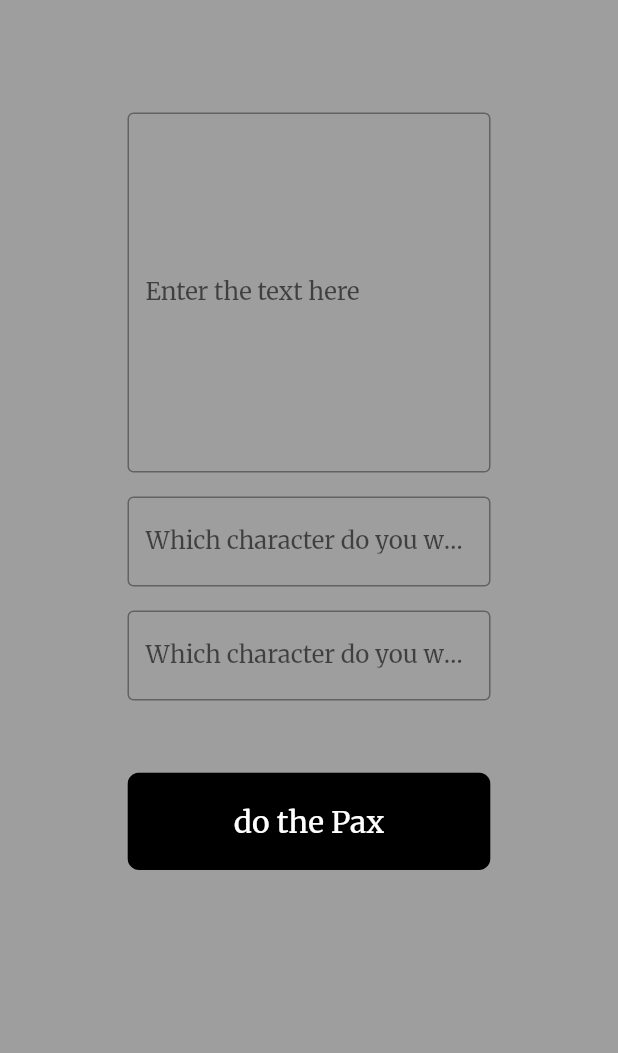
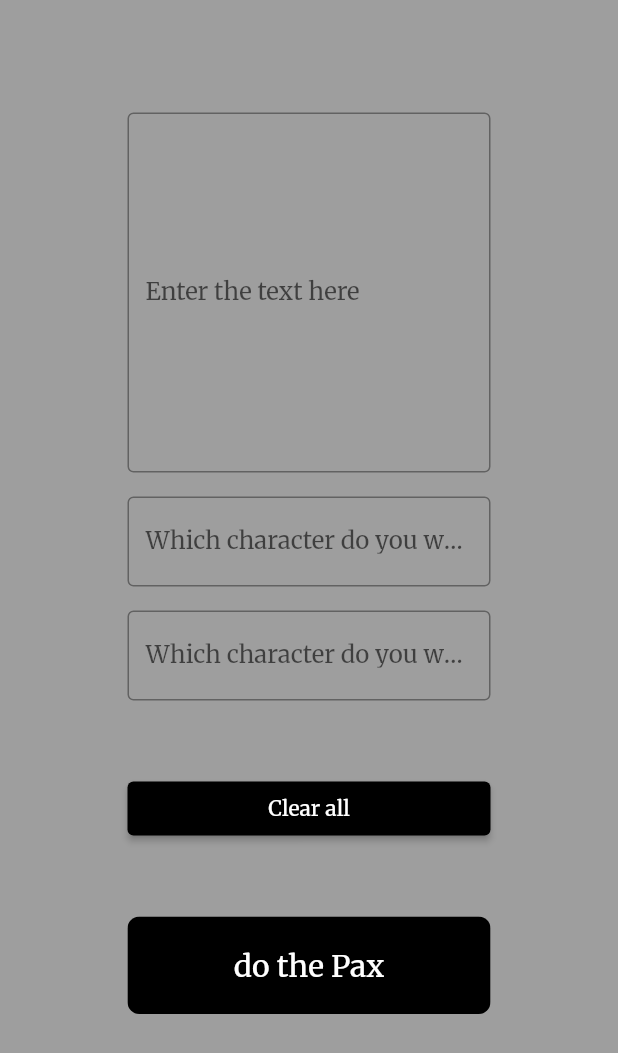
Before and after one commit to radG1t/PaX, a Flutter app: the screen it shows after launch, on a phone screen of 412 x 824 dp. Shown: the top 1053 px of the screen. Run offline on Flutter 3.47's test engine with Material 2 defaults, Android fonts, the phone set to English and light mode, and no system bars; our stand-ins replace google_fonts.

Commit message:
ui file added + class names changed

```diff
--- a/lib/main.dart
+++ b/lib/main.dart
@@ -26,33 +26,36 @@ class MyApp extends StatelessWidget {
   Widget build(BuildContext context) {
     return MaterialApp(
       debugShowCheckedModeBanner: false,
-      title: "Pws",
+      title: "Pax",
       theme: ThemeData(
         textTheme:
             GoogleFonts.merriweatherTextTheme(Theme.of(context).textTheme),
         primarySwatch: primaryBlack,
         primaryColor: Colors.black,
       ),
-      home: const MyHomePage(),
+      home: const HomePage(),
     );
   }
 }
 
-class MyHomePage extends StatefulWidget {
-  const MyHomePage({
+class HomePage extends StatefulWidget {
+  const HomePage({
     Key? key,
   }) : super(key: key);
 
   @override
-  _MyHomePageState createState() => _MyHomePageState();
+  _HomePage createState() => _HomePage();
 }
 
-class _MyHomePageState extends State<MyHomePage> {
+class _HomePage extends State<HomePage> {
   final textController = TextEditingController();
   final searchController = TextEditingController();
   final replaceController = TextEditingController();
 
   bool _isReplacing = false;
+  // these 2 lines are for clear all btn
+  String replacedText = '';
+  Map<String, String> replaceMap = {};
 
   @override
   void dispose() {
@@ -127,6 +130,18 @@ class _MyHomePageState extends State<MyHomePage> {
                 ),
               ),
               const SizedBox(height: 48),
+              ElevatedButton(
+                onPressed: () {
+                  setState(() {
+                    replacedText = '';
+                    replaceMap.clear();
+                    textController.clear();
+                  });
+                },
+                child: const Text('Clear all'),
+              ),
+
+              const SizedBox(height: 48),
               // const SizedBox(height: 0.4 * double.infinity),
               //pax btn
               ClipRRect(
```
Also changed, not shown: lib/ui.dart (added).
